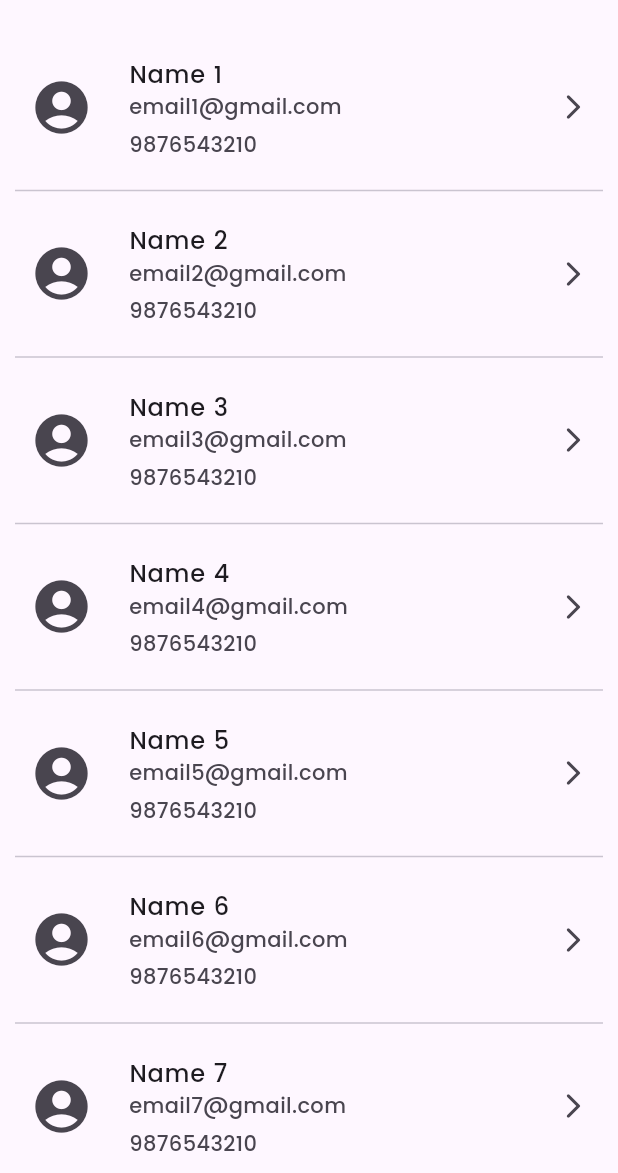
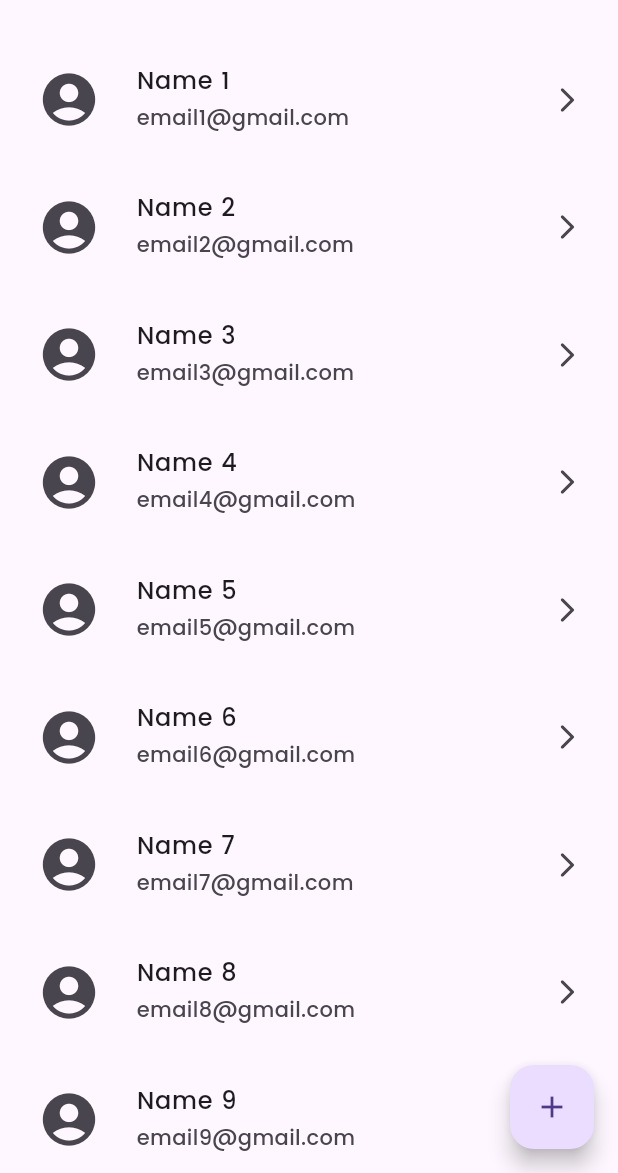
Before and after one commit to MohamdAshiq/contact_manager_app, a Flutter app: the screen it shows after launch, on a phone screen of 412 x 824 dp, the part 63-1236 px from its top. Run offline on Flutter 3.47's test engine with Material 3 defaults, Android fonts, the phone set to English and light mode, and no system bars; our stand-ins replace shared_preferences.

Commit message:
Created Initial Add/Edit Screen layout

```diff
--- /dev/null
+++ b/lib/models/screen_mode.dart
@@ -0,0 +1,2 @@
+// Enum Class for Checking or Add or Edit Screen
+enum ScreenMode { add, edit }
--- a/lib/screens/home_page.dart
+++ b/lib/screens/home_page.dart
@@ -1,4 +1,6 @@
+import 'package:contact_manager_app/models/screen_mode.dart';
 import 'package:contact_manager_app/provider/theme_provider.dart';
+import 'package:contact_manager_app/screens/add_or_edit_screen.dart';
 import 'package:flutter/material.dart';
 import 'package:provider/provider.dart';
 
@@ -25,29 +27,38 @@ class HomePage extends StatelessWidget {
       ),
       body: SafeArea(
         child: ListView.separated(
-          separatorBuilder: (context, index) => Divider(),
+          separatorBuilder: (context, index) => SizedBox(),
           padding: EdgeInsets.all(10),
           itemCount: 10,
           itemBuilder: (context, index) => ListTile(
             onTap: () {},
+            minTileHeight: 75,
             shape: RoundedRectangleBorder(
               borderRadius: BorderRadius.circular(10),
             ),
             leading: Icon(Icons.account_circle, size: 42),
             minLeadingWidth: 50,
-            contentPadding: EdgeInsets.symmetric(vertical: 5, horizontal: 10),
+            contentPadding: EdgeInsets.only(left: 15, top: 5, bottom: 5),
             title: Text("Name ${index + 1}"),
-            subtitle: Column(
-              spacing: 5,
-              crossAxisAlignment: CrossAxisAlignment.start,
-              children: [
-                Text("email${index + 1}@gmail.com"),
-                Text("9876543210"),
-              ],
+            subtitle: Padding(
+              padding: EdgeInsets.symmetric(vertical: 3),
+              child: Text("email${index + 1}@gmail.com"),
             ),
-            trailing: Icon(Icons.arrow_forward_ios_rounded, size: 20),
+            trailing: IconButton(
+              icon: Icon(Icons.arrow_forward_ios_rounded, size: 20),
+              onPressed: () {},
+            ),
           ),
         ),
+      ),
+      floatingActionButton: FloatingActionButton(
+        onPressed: () => Navigator.push(
+          context,
+          MaterialPageRoute(
+            builder: (context) => AddOrEditScreen(screenMode: ScreenMode.add),
+          ),
+        ),
+        child: Icon(Icons.add),
       ),
     );
   }
```
Also changed, not shown: lib/screens/add_or_edit_screen.dart (added, +57 -0 lines), lib/widgets/custom_text_form_field.dart (added, +27 -0 lines).
